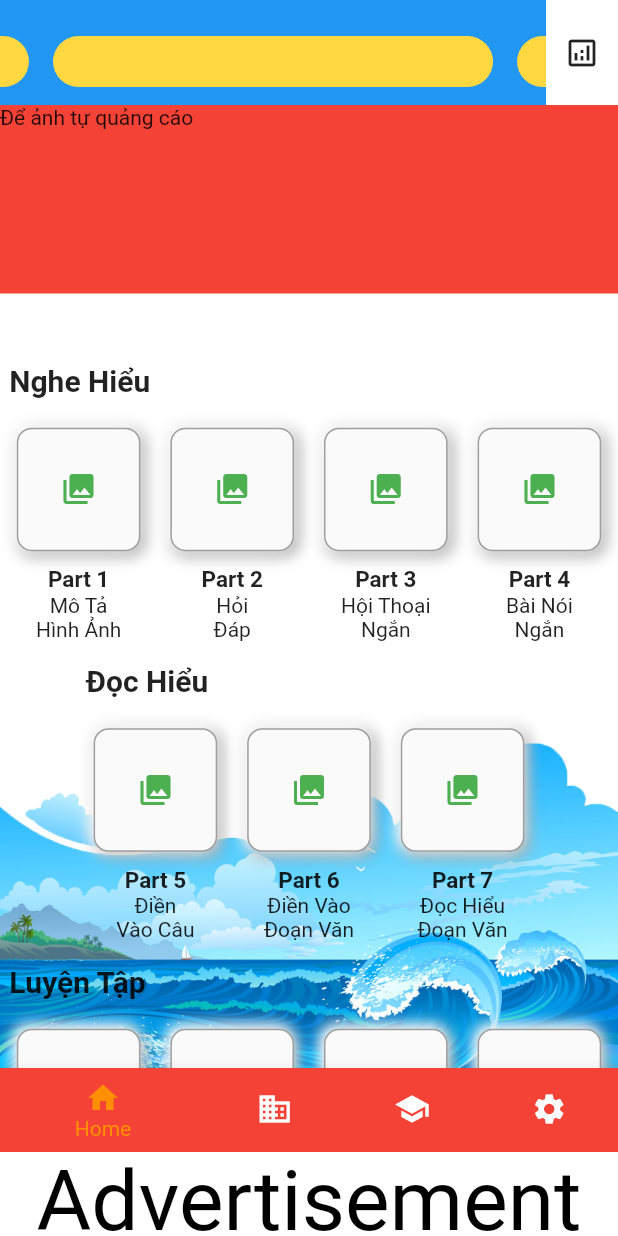
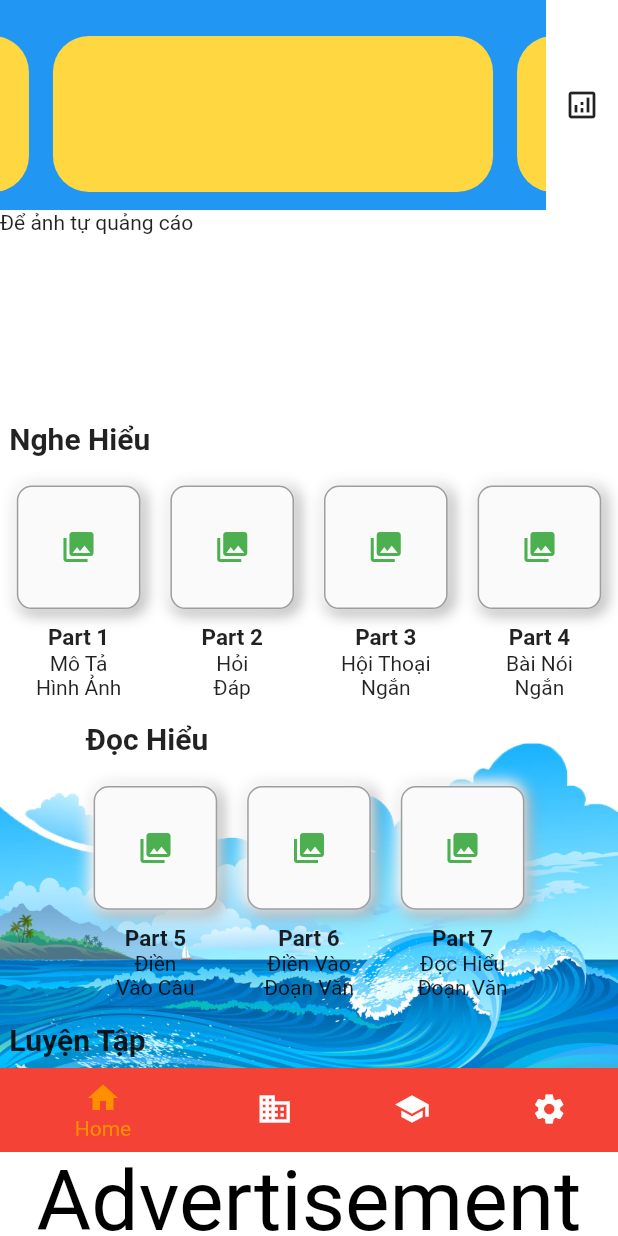
Before and after one commit to phanthang1994/600_tu_app, a Flutter app: the screen it shows after launch, on a phone screen of 412 x 824 dp. Run offline on Flutter 3.47's test engine with Material 2 defaults, Android fonts, the phone set to English and light mode, and no system bars; our stand-ins replace flutter_riverpod, go_router.

Commit message:
tích hợp slide

```diff
--- a/lib/Screens/home_bottom_menu.dart
+++ b/lib/Screens/home_bottom_menu.dart
@@ -4,7 +4,6 @@ import 'package:flutter/material.dart';
 import 'package:flutter/rendering.dart';
 import 'package:flutter_riverpod/flutter_riverpod.dart';
 
-import '../Widgets/PartDetail.dart';
 import '../Widgets/response_wideget.dart';
 import '../provider.dart';
 class HomeBottomMenuScreen extends ConsumerStatefulWidget  {
@@ -83,14 +82,14 @@ class _HomeScreenState extends ConsumerState<HomeBottomMenuScreen> {
           ),
         ),
         Padding(
-          padding: const EdgeInsets.only(top: height),
+          padding: const EdgeInsets.only(top: height*2),
           child: ListView(
             controller: scrollController,
             children: [
               InkWell(
                 child: Container(
-                  height: 2 * heightScreen,
-                  color: Colors.red,
+                  height: 1.5 * heightScreen,
+                  color: Colors.white60,
                   child: const Text('Để ảnh tự quảng cáo'),
                 ),
                 onTap: () {
@@ -107,14 +106,14 @@ class _HomeScreenState extends ConsumerState<HomeBottomMenuScreen> {
             top: 0.0,
             child: Container(
                 color: Colors.blue,
-                height: height,
+                height: height*2,
                 width: width,
                 child: Row(
                   mainAxisAlignment: MainAxisAlignment.center,
                   children: [
                      Expanded(
                       child: SizedBox(
-                        height: 200,
+                        // height: 200,
                         child: PageView.builder(
                           controller: pageController,
                           onPageChanged: (index) {
@@ -162,7 +161,7 @@ class _HomeScreenState extends ConsumerState<HomeBottomMenuScreen> {
                       alignment: Alignment.centerRight,
                       child: Container(
                         color: Colors.white,
-                        height: height,
+                        height: height*2,
                         child: IconButton(
                             onPressed: () {
                               Navigator.push(context,
```
